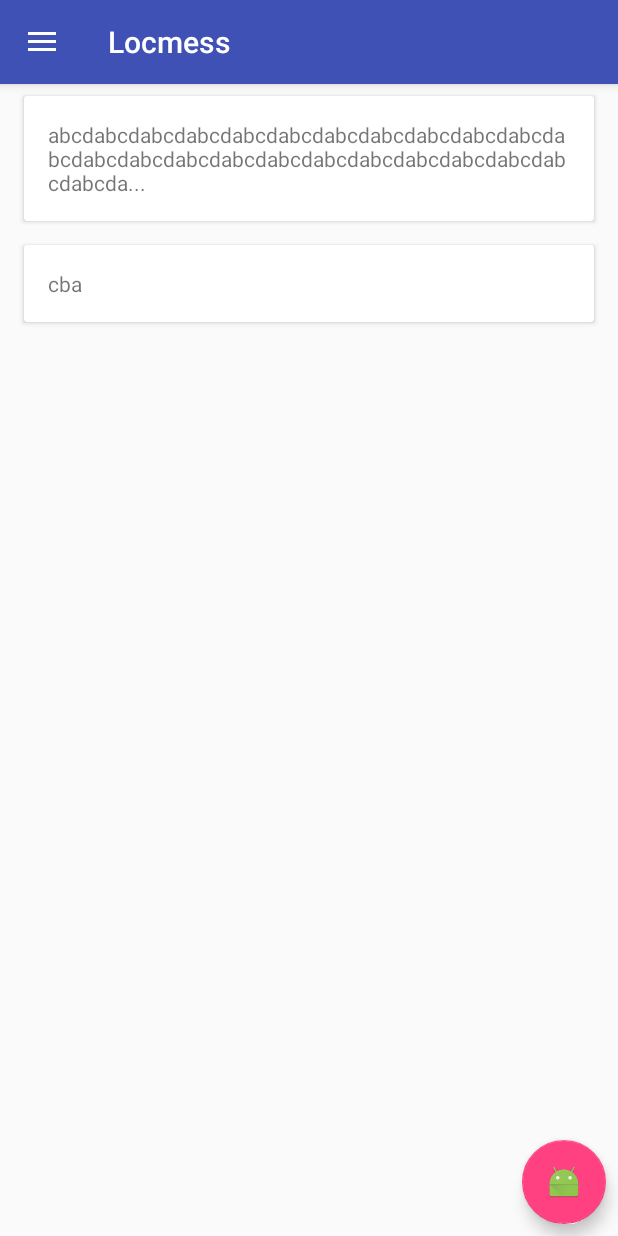
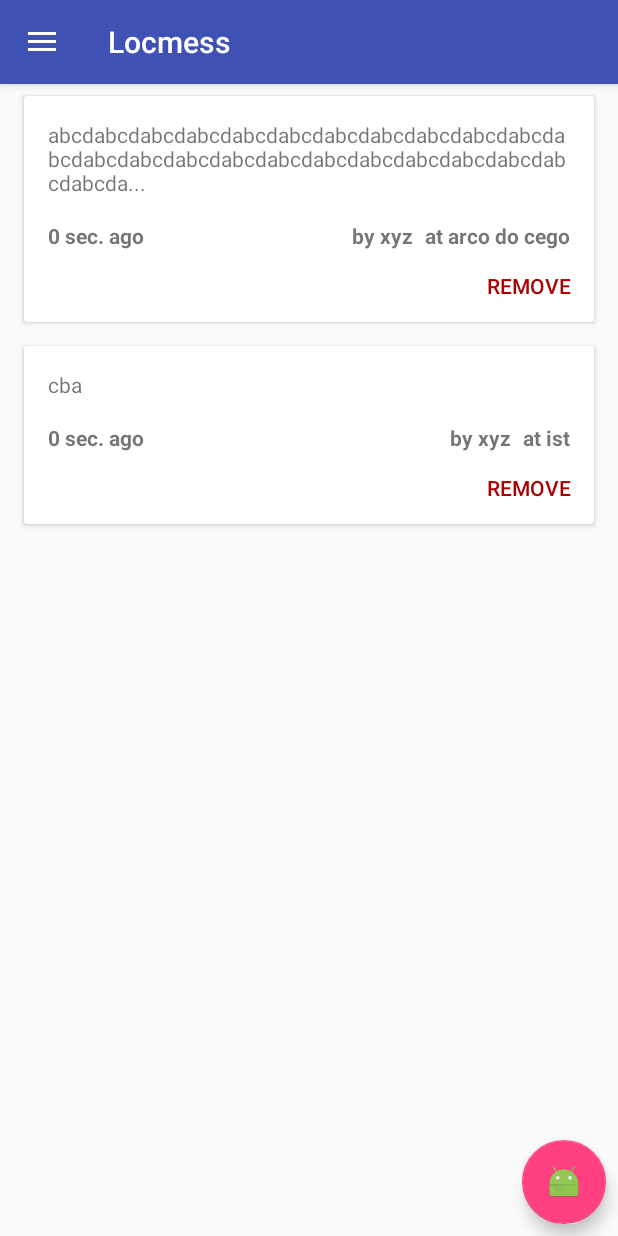
Before and after one commit to goncalo-rodrigues/LocMess, an Android app: the screen it shows after launch (MainActivity), on a phone screen of 412 x 824 dp. Run offline under Robolectric (Android 15) with nearby library versions, the phone set to English and light mode, and no system bars.

Commit message:
remove button

```diff
--- a/Android/app/src/main/java/pt/ulisboa/tecnico/locmess/MainActivity.java
+++ b/Android/app/src/main/java/pt/ulisboa/tecnico/locmess/MainActivity.java
@@ -34,6 +34,7 @@
 
         mRecyclerView.setAdapter(messagesAdapter);
 
+
         super.onCreate(savedInstanceState);
     }
 }
--- a/Android/app/src/main/java/pt/ulisboa/tecnico/locmess/adapters/MessagesAdapter.java
+++ b/Android/app/src/main/java/pt/ulisboa/tecnico/locmess/adapters/MessagesAdapter.java
@@ -3,11 +3,13 @@ package pt.ulisboa.tecnico.locmess.adapters;
 import android.content.Context;
 import android.support.transition.TransitionManager;
 import android.support.v7.widget.RecyclerView;
+import android.text.format.DateUtils;
 import android.view.LayoutInflater;
 import android.view.View;
 import android.view.ViewGroup;
 import android.widget.BaseAdapter;
 import android.widget.LinearLayout;
+import android.widget.RelativeLayout;
 import android.widget.TextView;
 import android.widget.Toast;
 
@@ -44,6 +46,8 @@ public class MessagesAdapter extends RecyclerView.Adapter<MessagesAdapter.ViewHo
         String text = data.get(position).messageText;
         String authorText = "by " + data.get(position).author;
         String locationText = "at " + data.get(position).location;
+        String dateText = DateUtils.getRelativeTimeSpanString(data.get(position).date.getTime(),
+                new Date().getTime(), 0L, DateUtils.FORMAT_ABBREV_ALL).toString();
 
         // expand
         final ViewGroup itemView = (ViewGroup) holder.itemView;
@@ -52,7 +56,7 @@ public class MessagesAdapter extends RecyclerView.Adapter<MessagesAdapter.ViewHo
 
 
 
-        holder.details_ll.setVisibility(isExpanded?View.VISIBLE:View.GONE);
+        //holder.details_ll.setVisibility(isExpanded?View.VISIBLE:View.GONE);
         itemView.setActivated(isExpanded);
         itemView.setOnClickListener(new View.OnClickListener() {
             @Override
@@ -70,6 +74,7 @@ public class MessagesAdapter extends RecyclerView.Adapter<MessagesAdapter.ViewHo
         }
         holder.author_tv.setText(authorText);
         holder.location_tv.setText(locationText);
+        holder.date_tv.setText(dateText);
 
 
     }
@@ -81,17 +86,19 @@ public class MessagesAdapter extends RecyclerView.Adapter<MessagesAdapter.ViewHo
 
     public static class ViewHolder extends RecyclerView.ViewHolder {
         public TextView message_tv;
-        public LinearLayout details_ll;
+        public RelativeLayout details_rl;
         public TextView author_tv;
         public TextView location_tv;
+        public TextView date_tv;
 
 
         public ViewHolder(View v) {
             super(v);
             message_tv = (TextView) v.findViewById(R.id.main_item_message_tv);
-            details_ll = (LinearLayout) v.findViewById(R.id.main_item_details);
+            details_rl = (RelativeLayout) v.findViewById(R.id.main_item_details_rl);
             author_tv = (TextView) v.findViewById(R.id.main_item_author_tv);
             location_tv = (TextView) v.findViewById(R.id.main_item_location_tv);
+            date_tv = (TextView) v.findViewById(R.id.main_item_date_tv);
         }
     }
 
--- a/Android/app/src/main/res/layout/main_list_item.xml
+++ b/Android/app/src/main/res/layout/main_list_item.xml
@@ -22,18 +22,20 @@
             android:padding="16dp"
             tools:text="example"/>
 
-        <LinearLayout
+        <RelativeLayout
             android:layout_width="match_parent"
             android:layout_height="wrap_content"
             android:orientation="horizontal"
-            android:id="@+id/main_item_details"
-            android:padding="16dp"
-            android:gravity="end">
+            android:id="@+id/main_item_details_rl"
+            android:paddingLeft="16dp"
+            android:paddingRight="16dp">
             <TextView
                 android:layout_width="wrap_content"
                 android:layout_height="wrap_content"
-                android:id="@+id/main_item_author_tv"
-                tools:text="by abc"
+                android:id="@+id/main_item_date_tv"
+                tools:text="1 min ago"
+                android:layout_alignParentLeft="true"
+                android:textStyle="bold"
                 />
             <TextView
                 android:layout_width="wrap_content"
@@ -41,9 +43,28 @@
                 android:id="@+id/main_item_location_tv"
                 tools:text="at arco do cego"
                 android:layout_marginLeft="8dp"
+                android:layout_alignParentRight="true"
+                android:textStyle="bold"
                 />
-        </LinearLayout>
 
+            <TextView
+                android:layout_width="wrap_content"
+                android:layout_height="wrap_content"
+                android:id="@+id/main_item_author_tv"
+                tools:text="by abc"
+                android:layout_toLeftOf="@id/main_item_location_tv"
+                android:textStyle="bold"
+                />
+
+        </RelativeLayout>
+
+        <Button
+            android:layout_width="wrap_content"
+            android:layout_height="wrap_content"
+            android:layout_gravity="right"
+            android:text="@string/remove"
+            android:textColor="#AA0000"
+            style="@style/Widget.AppCompat.Button.Borderless" />
     </LinearLayout>
 
 
--- a/Android/app/src/main/res/values/strings.xml
+++ b/Android/app/src/main/res/values/strings.xml
@@ -2,4 +2,5 @@
     <string name="app_name">Locmess</string>
     <string name="drawer_open">Drawer open (placeholder)</string>
     <string name="drawer_close">Drawer closed (placeholder)</string>
+    <string name="remove">Remove</string>
 </resources>
```
